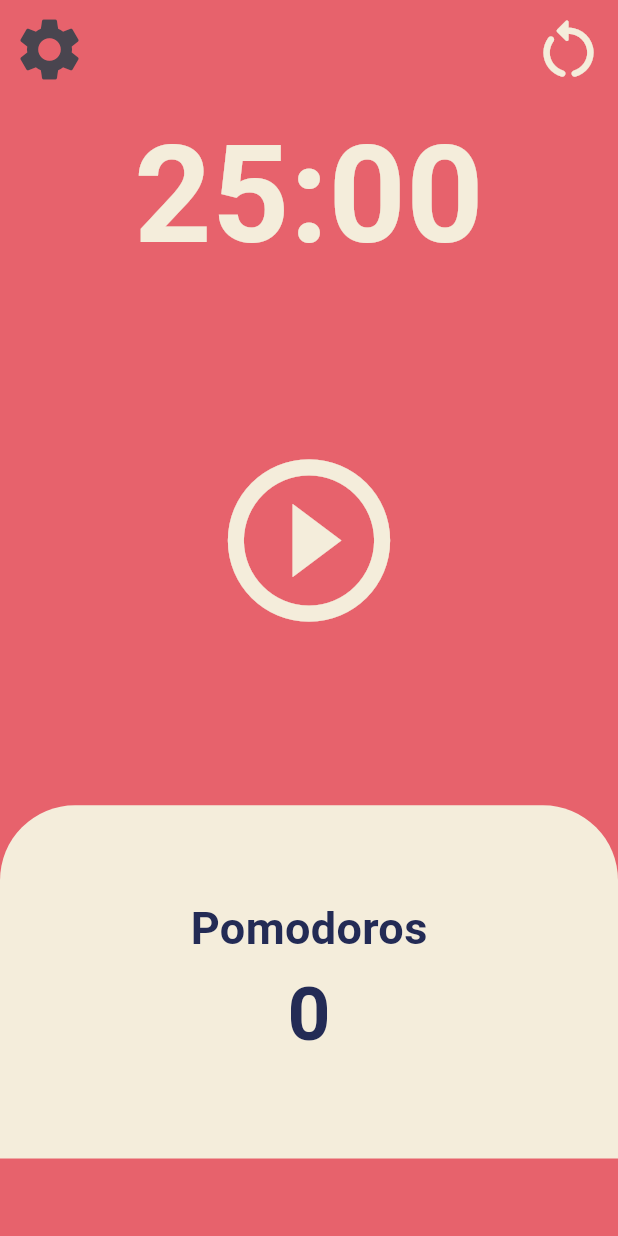
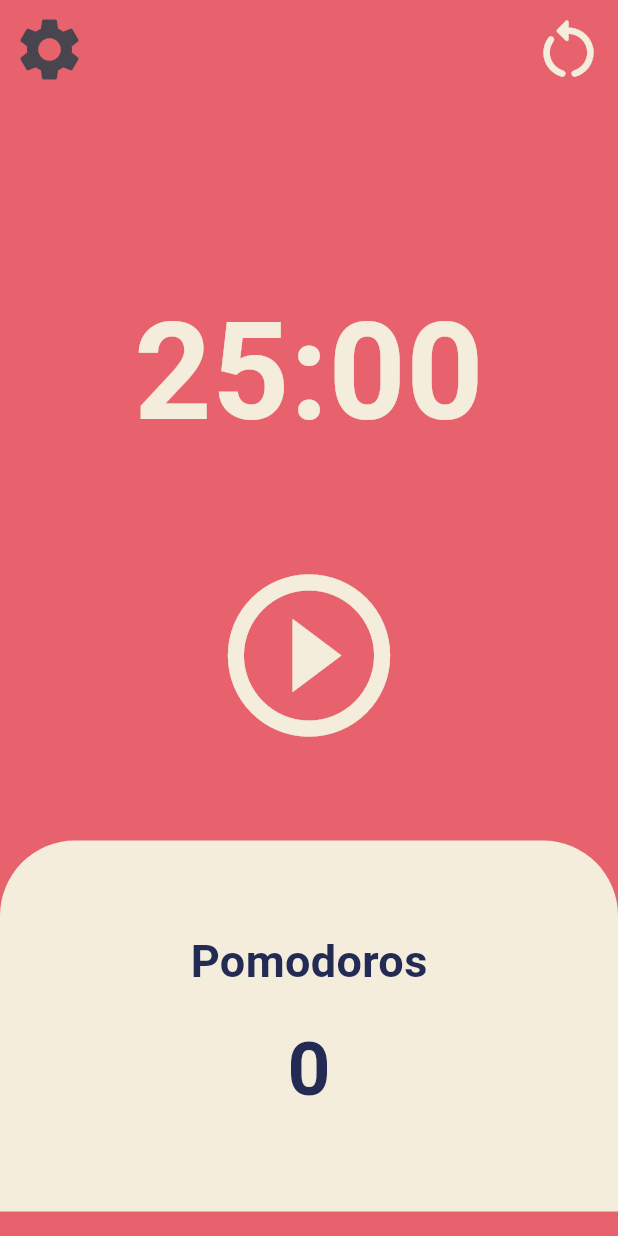
Before and after one commit to minhosong88/flutter_Pomodoro_app, a Flutter app: the screen it shows after launch, on a phone screen of 412 x 824 dp. Run offline on Flutter 3.47's test engine with Material 3 defaults, Android fonts, the phone set to English and light mode, and no system bars.

Commit message:
flex size update

```diff
--- a/lib/screens/home_screen.dart
+++ b/lib/screens/home_screen.dart
@@ -88,15 +88,21 @@ class _HomeScreenState extends State<HomeScreen> {
               flex: 1,
               child: Row(
                 mainAxisAlignment: MainAxisAlignment.spaceBetween,
+                crossAxisAlignment: CrossAxisAlignment.end,
                 children: [
-                  IconButton(
+                  Tooltip(
+                    message: 'Set Timer',
+                    child: IconButton(
                       iconSize: 50,
                       onPressed: () {
                         _navigateToSettings();
                       },
                       icon: const Icon(Icons.settings),
                     ),
-                  IconButton(
+                  ),
+                  Tooltip(
+                    message: 'Restart',
+                    child: IconButton(
                       iconSize: 50,
                       onPressed: () {
                         if (isRunning) {
@@ -111,11 +117,12 @@ class _HomeScreenState extends State<HomeScreen> {
                         Icons.restart_alt_rounded,
                       ),
                     ),
+                  ),
                 ],
               ),
             ),
             Flexible(
-              flex: 1,
+              flex: 3,
               child: Container(
                 alignment: Alignment.bottomCenter,
                 child: Text(
@@ -141,7 +148,7 @@ class _HomeScreenState extends State<HomeScreen> {
               ),
             ),
             Flexible(
-              flex: 2,
+              flex: 3,
               child: Row(
                 children: [
                   Expanded(
@@ -166,6 +173,9 @@ class _HomeScreenState extends State<HomeScreen> {
                                     .color,
                                 fontWeight: FontWeight.w600),
                           ),
+                          const SizedBox(
+                            height: 15,
+                          ),
                           Text(
                             '$totalPomodoros',
                             style: TextStyle(
```
Also changed, not shown: after_setting.jpg (added), pomodoro_home.png (added), pomodoro_setting.jpg (added). Lines whose indentation alone changed are shown as unchanged.
